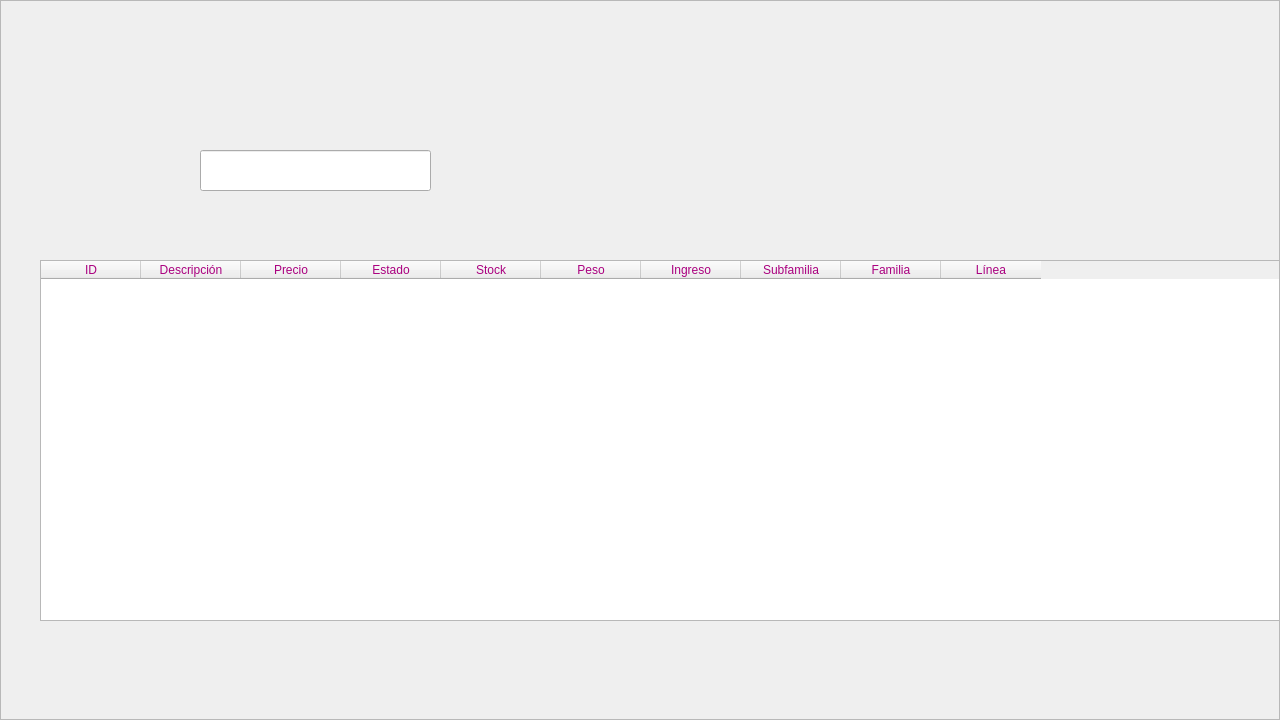
Old version of the form UI/inventarista_window.ui in the repository Bubbl33s/idat_c2_proy_software_inventario.
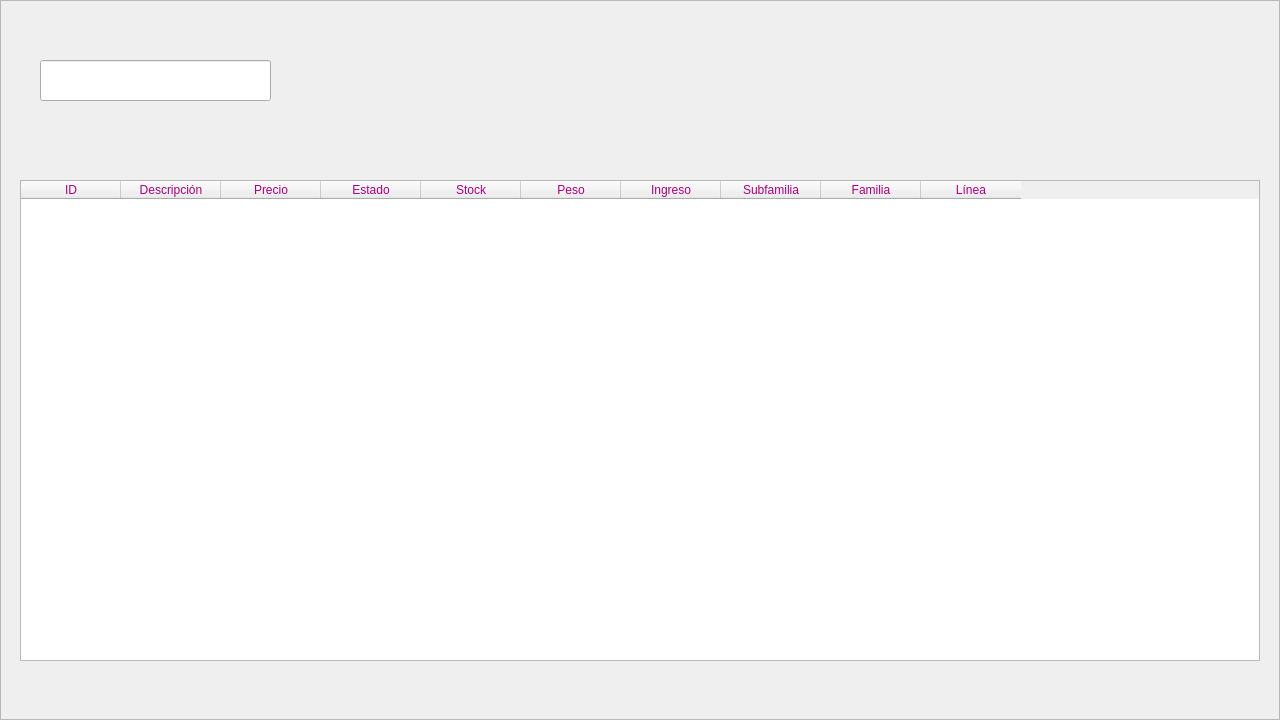
New version of the form. Icons and pictures are not drawn.

Diff of the .ui file:
```diff
--- a/UI/inventarista_window.ui
+++ b/UI/inventarista_window.ui
@@ -75,10 +75,10 @@
        </property>
        <property name="geometry">
         <rect>
-         <x>40</x>
-         <y>260</y>
+         <x>20</x>
+         <y>180</y>
          <width>1240</width>
-         <height>361</height>
+         <height>481</height>
         </rect>
        </property>
        <property name="styleSheet">
@@ -143,8 +143,8 @@
       <widget class="QLineEdit" name="txtBuscarProducto">
        <property name="geometry">
         <rect>
-         <x>200</x>
-         <y>150</y>
+         <x>40</x>
+         <y>60</y>
          <width>231</width>
          <height>41</height>
         </rect>
```
